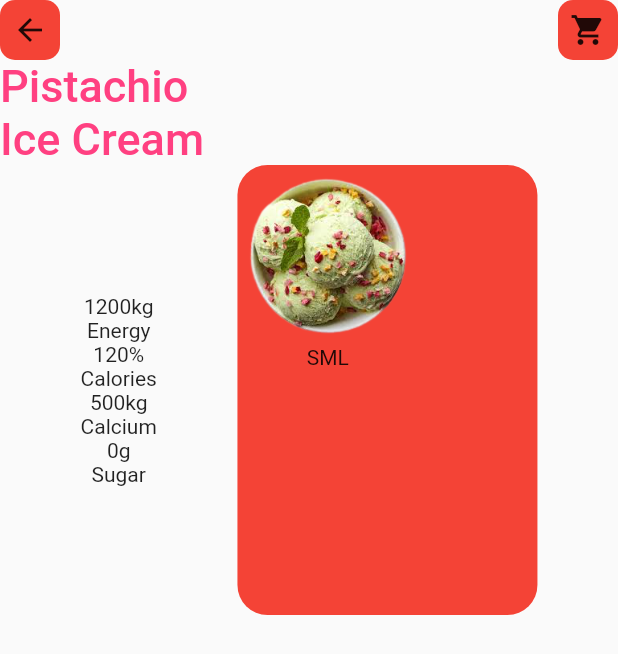
After one commit to ashumendra77/IceCreamShop_Ui, a Flutter app: the FirstPage screen opened directly, after a tap on "Straberry", on a phone screen of 412 x 824 dp. The commit adds this screen. Shown: the top 654 px of the screen. Run offline on Flutter 3.47's test engine with Material 2 defaults, Android fonts, the light colour scheme and no system bars; our stand-ins replace rating_bar.

Commit message:
detail Page

```diff
--- /dev/null
+++ b/lib/detailPage.dart
@@ -0,0 +1,109 @@
+import 'package:flutter/material.dart';
+
+class DetailPage extends StatefulWidget {
+  @override
+  _DetailPageState createState() => _DetailPageState();
+}
+
+class _DetailPageState extends State<DetailPage> {
+  List<String> size = ["S", "M", "L"];
+  int selected = 0;
+  Widget getSize(int index) {
+    return GestureDetector(
+      onTap: () {},
+      child: Row(
+        mainAxisAlignment: MainAxisAlignment.spaceBetween,
+        children: <Widget>[
+          Text(size[index]),
+
+        ],
+      ),
+    );
+  }
+
+  @override
+  Widget build(BuildContext context) {
+    return Scaffold(
+      body: SafeArea(
+          child: ListView(
+        children: <Widget>[
+          Row(
+            mainAxisAlignment: MainAxisAlignment.spaceBetween,
+            children: <Widget>[
+              Container(
+                height: 40,
+                width: 40,
+                decoration: BoxDecoration(
+                    color: Colors.red, borderRadius: BorderRadius.circular(10)),
+                child: Icon(Icons.arrow_back),
+              ),
+              Container(
+                height: 40,
+                width: 40,
+                decoration: BoxDecoration(
+                    color: Colors.red, borderRadius: BorderRadius.circular(10)),
+                child: Icon(Icons.shopping_cart),
+              )
+            ],
+          ),
+          Text(
+            "Pistachio\nIce Cream",
+            style: TextStyle(
+                fontSize: 30,
+                color: Colors.pinkAccent,
+                fontWeight: FontWeight.w500),
+          ),
+          Container(
+            height: 300,
+            width: MediaQuery.of(context).size.width,
+            child: ListView(
+              children: <Widget>[
+                Row(mainAxisAlignment: MainAxisAlignment.spaceEvenly,
+                  children: <Widget>[
+                    Column(
+                      children: <Widget>[
+                        Text("1200kg"),
+                        Text("Energy"),
+                        Text("120%"),
+                        Text("Calories"),
+                        Text("500kg"),
+                        Text("Calcium"),
+                        Text("0g"),
+                        Text("Sugar")
+                      ],
+                    ),
+                    Stack(
+                      children: <Widget>[
+                        Container(
+                            height: 300,
+                            width: 200,
+                            decoration: BoxDecoration(
+                                borderRadius: BorderRadius.circular(20),
+                                color: Colors.red)),
+                        Column(
+                          children: <Widget>[
+                            Image(
+                              height: 120,
+                              image: AssetImage("images/1.png"),
+                              fit: BoxFit.cover,
+                            ),
+                            Row(mainAxisAlignment: MainAxisAlignment.spaceEvenly,
+                                children: size
+                                    .asMap()
+                                    .entries
+                                    .map((MapEntry map) => getSize(map.key))
+                                    .toList())
+                          ],
+                        )
+                      ],
+                    ),
+                  ],
+                )
+              ],
+            ),
+          )
+        ],
+      )),
+    );
+  }
+}
--- a/lib/firstpage.dart
+++ b/lib/firstpage.dart
@@ -1,3 +1,4 @@
+import 'package:IceCream_ui/detailPage.dart';
 import 'package:flutter/material.dart';
 import 'package:rating_bar/rating_bar.dart';
 
@@ -188,7 +189,12 @@ class _FirstPageState extends State<FirstPage> {
           Column(
               children: maplist.entries.map((MapEntry map) {
             // debugPrint("${map.value}");
-            return Stack(
+            return InkWell(
+              onTap: () {
+                Navigator.push(context,
+                    MaterialPageRoute(builder: (context) => DetailPage()));
+              },
+              child: Stack(
                 children: <Widget>[
                   Container(
                     height: 120,
@@ -205,7 +211,6 @@ class _FirstPageState extends State<FirstPage> {
                         borderRadius: BorderRadius.circular(20),
                         color: map.value[0][200],
                       ),
-
                       child: Container(),
                     ),
                   ),
@@ -228,7 +233,6 @@ class _FirstPageState extends State<FirstPage> {
                                 fontSize: 25,
                                 fontWeight: FontWeight.bold)),
                         Row(
-                        // mainAxisAlignment: MainAxisAlignment.spaceBetween,
                           children: <Widget>[
                             Text("\$${76.90}",
                                 style: TextStyle(
@@ -250,6 +254,7 @@ class _FirstPageState extends State<FirstPage> {
                     ),
                   )
                 ],
+              ),
             );
           }).toList())
         ],
```
Also changed, not shown: lib/widget/text_widget.dart (added). Lines whose indentation alone changed are shown as unchanged.
